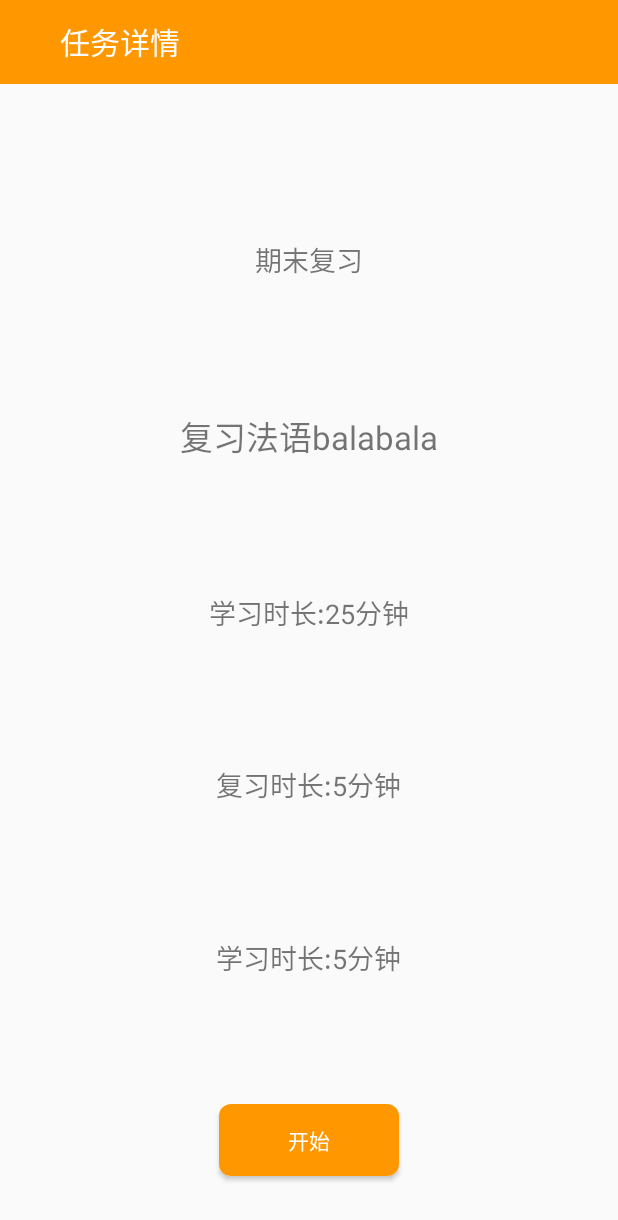
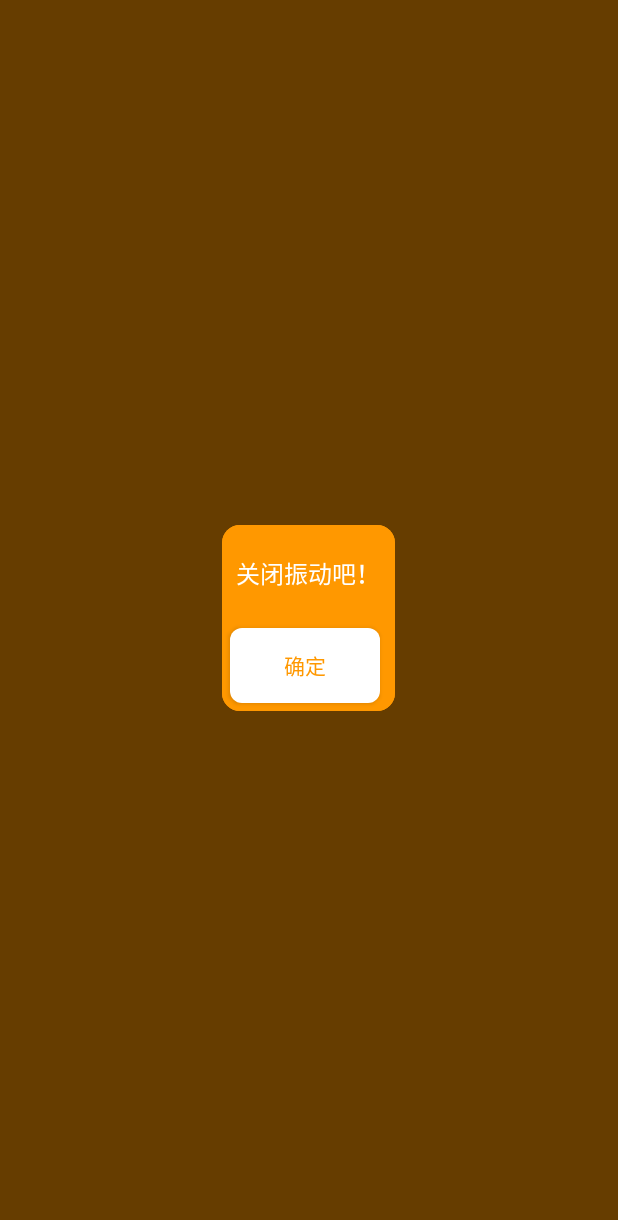
Before and after one commit to Levent-J/Potato, an Android app: the TaskActivity screen opened directly, with no data from a screen before it, after a tap on "开始", on a phone screen of 412 x 824 dp. Shown: the top 1220 px of the screen. Run offline under Robolectric (Android 15) with nearby library versions, the phone set to English and light mode, and no system bars; our stand-ins replace ButterKnife.

Commit message:
加入了振动功能

```diff
--- a/app/src/main/AndroidManifest.xml
+++ b/app/src/main/AndroidManifest.xml
@@ -1,6 +1,7 @@
 <?xml version="1.0" encoding="utf-8"?>
 <manifest xmlns:android="http://schemas.android.com/apk/res/android"
     package="com.levent_j.potato" >
+    <uses-permission android:name="android.permission.VIBRATE"></uses-permission>
 
     <application
         android:allowBackup="true"
--- a/app/src/main/java/com/levent_j/potato/activity/TaskActivity.java
+++ b/app/src/main/java/com/levent_j/potato/activity/TaskActivity.java
@@ -1,14 +1,20 @@
 package com.levent_j.potato.activity;
 
+import android.content.DialogInterface;
 import android.os.Message;
+import android.os.Vibrator;
+import android.support.design.widget.Snackbar;
 import android.view.View;
 import android.widget.Button;
+import android.widget.FrameLayout;
+import android.widget.LinearLayout;
 import android.widget.RelativeLayout;
 import android.widget.TextView;
 
 import com.levent_j.potato.R;
 import com.levent_j.potato.base.BaseActivity;
 import com.levent_j.potato.utils.Util;
+import com.levent_j.potato.widget.CustomDialog;
 
 import java.util.Timer;
 import java.util.TimerTask;
@@ -27,6 +33,8 @@ public class TaskActivity extends BaseActivity implements View.OnClickListener {
     @Bind(R.id.btn_task_start) Button mStartTask;
     @Bind(R.id.tv_toolbar_title) TextView mToolBar;
     @Bind(R.id.rl_show) RelativeLayout mShowLayout;
+    @Bind(R.id.container) FrameLayout container;
+    @Bind(R.id.ll_layout) LinearLayout mLayout;
 
     private Timer timer;
     private TimerTask AfterStudyTask;
@@ -40,6 +48,12 @@ public class TaskActivity extends BaseActivity implements View.OnClickListener {
 
     private boolean canBack = true;
 
+    //振动器
+    private Vibrator vibrator;
+
+    //振动时间
+    private long[] vibratorTimes = new long[]{1000,1000};
+
     @Override
     protected int getLayoutId() {
         return R.layout.activity_task;
@@ -47,6 +61,7 @@ public class TaskActivity extends BaseActivity implements View.OnClickListener {
 
     @Override
     protected void init() {
+        vibrator = (Vibrator) getSystemService(VIBRATOR_SERVICE);
         mToolBar.setText("任务详情");
         timer = new Timer();
         handler = new android.os.Handler(){
@@ -56,20 +71,15 @@ public class TaskActivity extends BaseActivity implements View.OnClickListener {
                 int type = msg.what;
                 switch (type){
                     case 1:
-                        T("学习完毕");
-                        timer.schedule(AfterReviewTask, Util.Minute2Second(ReviewDuration));
+                        startVibrator("学习完毕");
                         break;
                     case 2:
-                        T("复习完毕");
-                        timer.schedule(AfterRestTask,Util.Minute2Second(RestDuration));
+                        startVibrator("复习完毕");
                         break;
                     case 3:
-                        T("休息完毕");
-                        mShowLayout.setVisibility(View.GONE);
-                        canBack = true;
+                        startVibrator("休息完毕");
                         break;
                 }
-
                 super.handleMessage(msg);
             }
         };
@@ -77,6 +87,38 @@ public class TaskActivity extends BaseActivity implements View.OnClickListener {
 
         //getLayout获取数据并填充
         initData();
+    }
+
+    private void startVibrator(final String s) {
+
+        //开始振动
+        vibrator.vibrate(vibratorTimes, 0);
+
+        CustomDialog customDialog = new CustomDialog(this);
+        CustomDialog.Builder builder = new CustomDialog.Builder(this);
+
+        customDialog = builder.setTitle("")
+                .setMessage("关闭振动吧！")
+                .setPositiveButton("确定", new DialogInterface.OnClickListener() {
+                    @Override
+                    public void onClick(DialogInterface dialog, int which) {
+                        dialog.dismiss();
+                        vibrator.cancel();
+                        if (s.equals("学习完毕")) {
+                            timer.schedule(AfterReviewTask, Util.Minute2Second(ReviewDuration));
+                        } else if (s.equals("复习完毕")) {
+                            timer.schedule(AfterRestTask, Util.Minute2Second(RestDuration));
+                        } else {
+                            mLayout.setVisibility(View.VISIBLE);
+                            mShowLayout.setVisibility(View.GONE);
+                            canBack = true;
+                        }
+                    }
+                })
+                .create();
+
+        customDialog.setCanceledOnTouchOutside(false);
+        customDialog.show();
     }
 
     private void initData() {
@@ -133,6 +175,7 @@ public class TaskActivity extends BaseActivity implements View.OnClickListener {
             case R.id.btn_task_start:
                 initTask();
                 mShowLayout.setVisibility(View.VISIBLE);
+                mLayout.setVisibility(View.GONE);
                 canBack=false;
                 timer.schedule(AfterStudyTask, Util.Minute2Second(StudyDuration));
                 break;
--- a/app/src/main/java/com/levent_j/potato/utils/Util.java
+++ b/app/src/main/java/com/levent_j/potato/utils/Util.java
@@ -6,6 +6,6 @@ package com.levent_j.potato.utils;
 public class Util {
     public static int Minute2Second(int minute){
         //*60000
-        return minute*1000;
+        return minute*5000;
     }
 }
--- a/app/src/main/java/com/levent_j/potato/widget/CustomDialog.java
+++ b/app/src/main/java/com/levent_j/potato/widget/CustomDialog.java
@@ -116,6 +116,7 @@ public class CustomDialog extends Dialog {
             return this;
         }
 
+
         public CustomDialog create(){
             LayoutInflater inflater = (LayoutInflater) context.getSystemService(Context.LAYOUT_INFLATER_SERVICE);
             final CustomDialog dialog = new CustomDialog(context, R.style.Dialog);
--- a/app/src/main/res/layout/activity_task.xml
+++ b/app/src/main/res/layout/activity_task.xml
@@ -1,12 +1,27 @@
 <?xml version="1.0" encoding="utf-8"?>
-<LinearLayout xmlns:android="http://schemas.android.com/apk/res/android"
-    android:orientation="vertical" android:layout_width="match_parent"
-    android:layout_height="match_parent" android:gravity="center_horizontal">
-
 <FrameLayout
+    xmlns:android="http://schemas.android.com/apk/res/android"
     android:layout_width="match_parent"
-        android:layout_height="match_parent">
+    android:layout_height="match_parent"
+    android:id="@+id/container">
+    <RelativeLayout
+        android:visibility="gone"
+        android:layout_width="match_parent"
+        android:layout_height="match_parent"
+        android:id="@+id/rl_show"
+        android:background="@color/colorPrimary">
+        <TextView
+            android:gravity="center"
+            android:textSize="20sp"
+            android:textColor="@color/btn_text_white"
+            android:text="假装有图片"
+            android:layout_width="wrap_content"
+            android:layout_height="wrap_content"
+            android:layout_centerVertical="true"
+            android:layout_centerHorizontal="true" />
+    </RelativeLayout>
     <LinearLayout
+        android:id="@+id/ll_layout"
         android:layout_width="match_parent"
         android:layout_height="match_parent"
         android:orientation="vertical"
@@ -66,23 +81,5 @@
 
     </LinearLayout>
 
-        <RelativeLayout
-            android:visibility="gone"
-            android:layout_width="match_parent"
-            android:layout_height="match_parent"
-            android:id="@+id/rl_show"
-            android:background="@color/colorPrimary">
-            <TextView
-                android:gravity="center"
-                android:textSize="20sp"
-                android:textColor="@color/btn_text_white"
-                android:text="假装有图片"
-                android:layout_width="wrap_content"
-                android:layout_height="wrap_content"
-                android:layout_centerVertical="true"
-                android:layout_centerHorizontal="true" />
-        </RelativeLayout>
+
 </FrameLayout>
-
-
-</LinearLayout>
--- a/app/src/main/res/layout/custom_dialog.xml
+++ b/app/src/main/res/layout/custom_dialog.xml
@@ -12,6 +12,7 @@
         android:orientation="vertical">
         <TextView
             android:visibility="gone"
+            android:layout_marginTop="20dp"
             android:textSize="14sp"
             android:textColor="@color/btn_text_white"
             android:layout_gravity="center"
```
Lines whose indentation alone changed are shown as unchanged.
